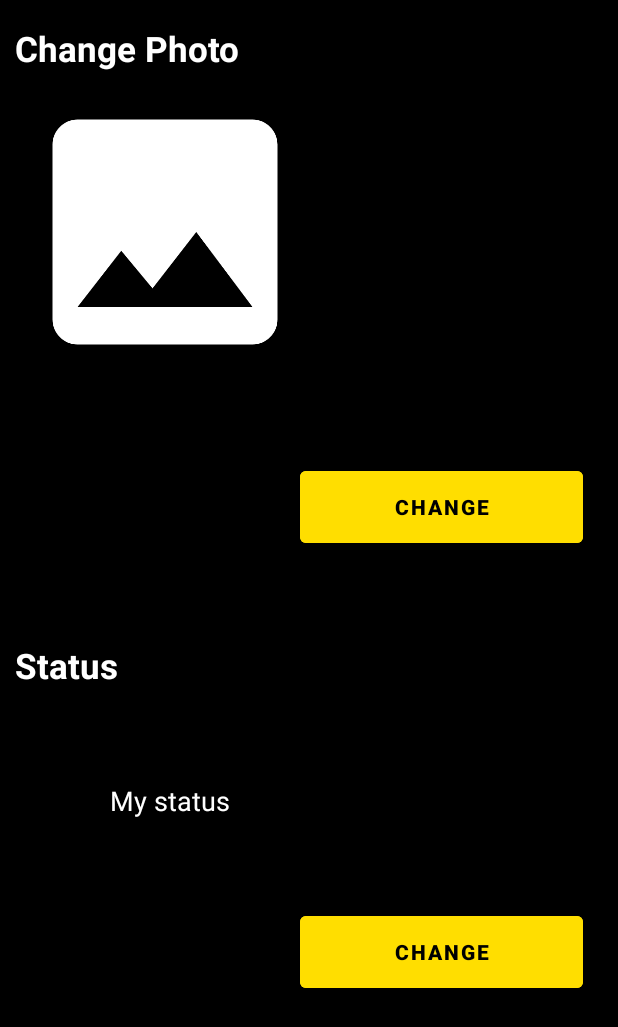
After one commit to BrunoLujan/Faketagram-Frontend, an Android app: the EditProfile screen opened directly, with no data from a screen before it, on a phone screen of 412 x 824 dp. The commit adds this screen. Shown: the top 1027 px of the screen. Run offline under Robolectric (Android 15) with nearby library versions, the phone set to English and light mode, and no system bars.

Commit message:
Avance navegabilidad en EditProfile, Search, Following

```diff
--- a/app/src/main/AndroidManifest.xml
+++ b/app/src/main/AndroidManifest.xml
@@ -12,7 +12,11 @@
         <activity
             android:name=".UploadPhoto"
             android:label="UploadPhoto"
-            android:theme="@style/Theme.Faketagram_app.NoActionBar"></activity>
+            android:theme="@style/Theme.Faketagram_app.NoActionBar" />
+        <activity
+            android:name=".EditProfile"
+            android:label="EditProfile"
+            android:theme="@style/Theme.Faketagram_app.NoActionBar" />
         <activity
             android:name=".MainActivity"
             android:label="@string/app_name"
--- /dev/null
+++ b/app/src/main/java/com/example/faketagram_app/EditProfile.java
@@ -0,0 +1,14 @@
+package com.example.faketagram_app;
+
+import android.os.Bundle;
+
+import androidx.appcompat.app.AppCompatActivity;
+
+public class EditProfile extends AppCompatActivity {
+
+    @Override
+    protected void onCreate(Bundle savedInstanceState) {
+        super.onCreate(savedInstanceState);
+        setContentView(R.layout.activity_edit_profile);
+    }
+}
--- /dev/null
+++ b/app/src/main/res/drawable/edit_status_black.xml
@@ -0,0 +1,5 @@
+<?xml version="1.0" encoding="utf-8"?>
+<shape xmlns:android="http://schemas.android.com/apk/res/android">
+    <corners android:radius="40dp"/>
+    <solid android:color="@color/black"/>
+</shape>
--- /dev/null
+++ b/app/src/main/res/layout/activity_edit_profile.xml
@@ -0,0 +1,81 @@
+<?xml version="1.0" encoding="utf-8"?>
+<LinearLayout xmlns:android="http://schemas.android.com/apk/res/android"
+    xmlns:app="http://schemas.android.com/apk/res-auto"
+    xmlns:tools="http://schemas.android.com/tools"
+    android:layout_width="match_parent"
+    android:layout_height="match_parent"
+    android:orientation="vertical"
+    android:gravity="center_horizontal"
+    android:background="@color/black"
+    tools:context=".EditProfile">
+
+    <LinearLayout
+
+        android:orientation="vertical"
+        android:padding="10dp"
+        android:layout_width="match_parent"
+        android:layout_height="fill_parent">
+
+        <TextView
+            android:layout_width="match_parent"
+            android:layout_height="5mm"
+            android:layout_marginVertical="10px"
+            android:text="Change Photo"
+            android:textAlignment="textStart"
+            android:textColor="#FFFFFFFF"
+            android:autoSizeTextType="uniform"
+            android:textStyle="bold" />
+
+        <ImageView
+            android:id="@+id/imageChangePhoto"
+            android:layout_width="200dp"
+            android:layout_height="200dp"
+            app:srcCompat="@drawable/ic_image_photograph"
+            tools:ignore="VectorDrawableCompat" />
+
+        <Button
+            android:id="@+id/btnChangePhoto"
+            android:layout_width="30mm"
+            android:layout_height="60dp"
+            android:layout_marginHorizontal="190dp"
+            android:layout_marginVertical="80px"
+            android:backgroundTint="@color/yellow"
+            android:text="Change"
+            android:textColor="@color/black"
+            android:textStyle="bold" />
+
+        <TextView
+            android:layout_width="match_parent"
+            android:layout_height="5mm"
+            android:layout_marginVertical="10px"
+            android:text="Status"
+            android:textAlignment="textStart"
+            android:textColor="#FFFFFFFF"
+            android:autoSizeTextType="uniform"
+            android:textStyle="bold" />
+
+        <EditText
+            android:id="@+id/txtSearch"
+            android:layout_width="265dp"
+            android:layout_height="35dp"
+            android:layout_gravity="center"
+            android:layout_marginTop="50dp"
+            android:text="My status"
+            android:textColor="@color/white"
+            android:background="@drawable/edit_status_black"
+            android:maxLines="1" />
+        <Button
+            android:id="@+id/btnChangeStatus"
+            android:layout_width="30mm"
+            android:layout_height="60dp"
+            android:layout_marginHorizontal="190dp"
+            android:layout_marginVertical="80px"
+            android:backgroundTint="@color/yellow"
+            android:text="Change"
+            android:textColor="@color/black"
+            android:textStyle="bold" />
+
+    </LinearLayout>
+
+
+</LinearLayout>
```
Also changed, not shown: app/src/main/java/com/example/faketagram_app/ui/profile/ProfileFragment.java (+13 -1 lines), app/src/main/res/layout/fragment_following.xml (+22 -3 lines), app/src/main/res/layout/fragment_my_favourites.xml (+1 -11 lines), app/src/main/res/layout/fragment_my_profile.xml (+4 -14 lines), app/src/main/res/layout/fragment_search.xml (+8 -6 lines), app/src/main/res/navigation/nav_graph.xml (added, +48 -0 lines), app/src/main/res/values/strings.xml (+10 -0 lines).
